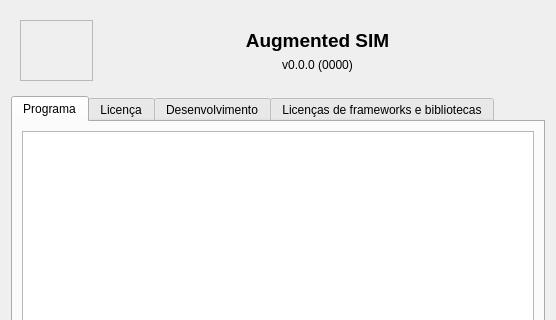
First picture: the form in augmented_sim/gui/about.ui, repository Recovida/augmented-sim, before the edit; both pictures show x 0 to 556 and y 0 to 320 of the 556 by 498 pixel window.
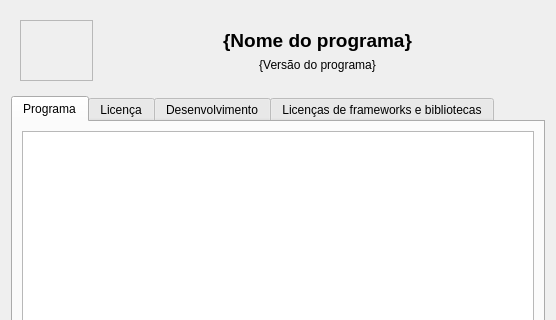
Second picture: the form after the edit.

```diff
--- a/augmented_sim/gui/about.ui
+++ b/augmented_sim/gui/about.ui
@@ -49,7 +49,7 @@
             </font>
            </property>
            <property name="text">
-            <string>Augmented SIM</string>
+            <string>{Nome do programa}</string>
            </property>
            <property name="alignment">
             <set>Qt::AlignCenter</set>
@@ -59,7 +59,7 @@
          <item>
           <widget class="QLabel" name="label_version">
            <property name="text">
-            <string>v0.0.0 (0000)</string>
+            <string>{Versão do programa}</string>
            </property>
            <property name="alignment">
             <set>Qt::AlignCenter</set>
```
Left out of the diff: 4 changed lines with no effect on the pictures.
